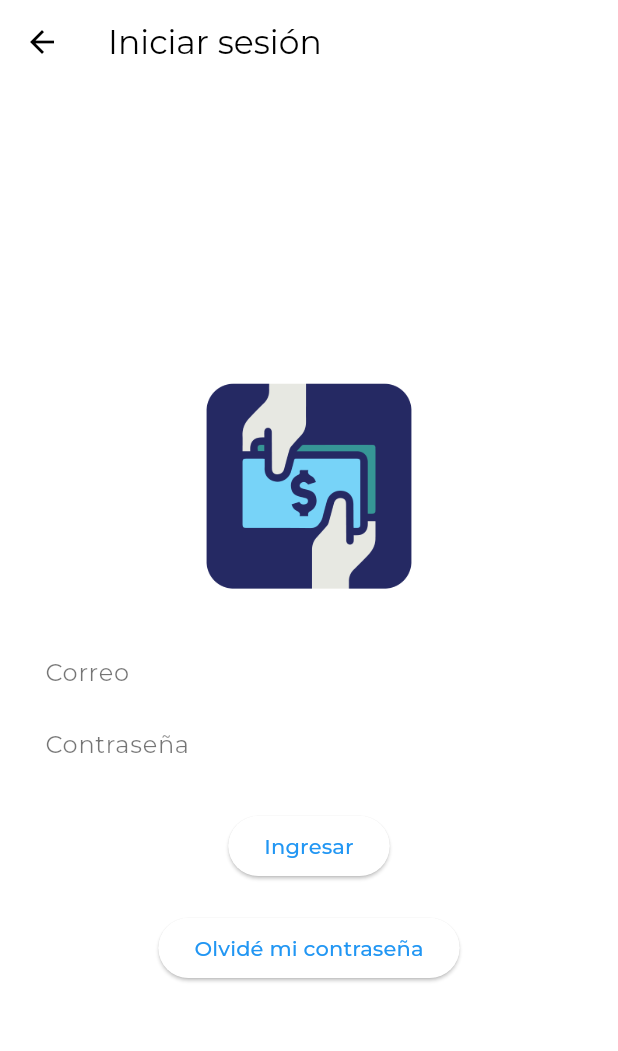
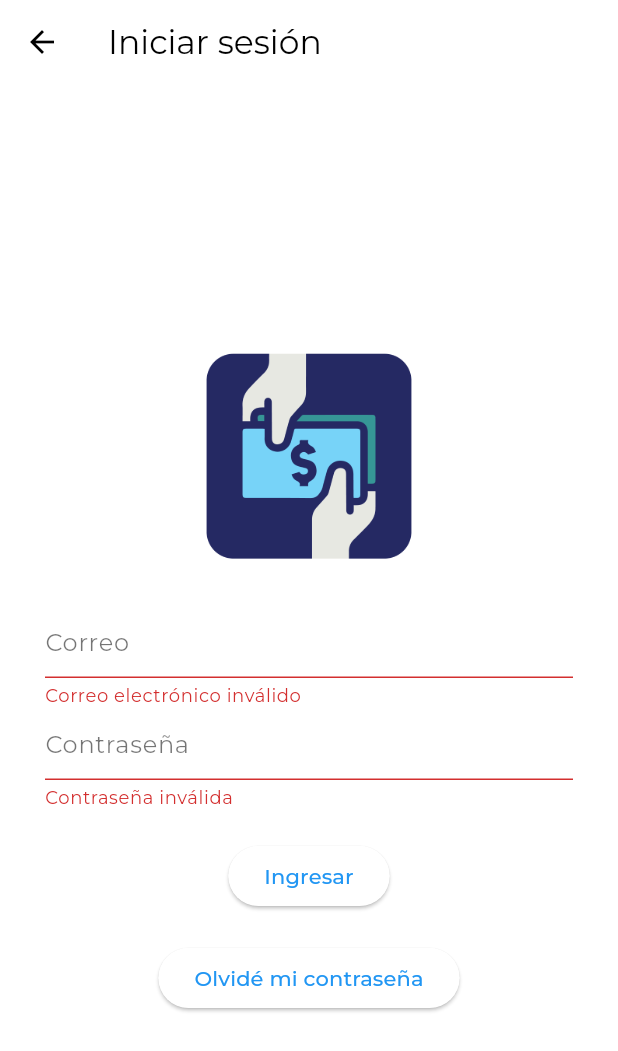
Before and after one commit to ijolodovsky/PayPals, a Flutter app: the LoginPage screen opened directly, after a tap on "Ingresar", on a phone screen of 412 x 824 dp. Shown: the top 1051 px of the screen. Run offline on Flutter 3.47's test engine with Material 3 defaults, Android fonts, the phone set to English and light mode, and no system bars; our stand-ins replace cloud_firestore, firebase_auth, firebase_core, google_fonts, share; accounts and stored records are empty; network calls fail.

Commit message:
validaciones de inicio de sesion y registro

```diff
--- a/lib/screens/login.dart
+++ b/lib/screens/login.dart
@@ -13,6 +13,9 @@ class _LoginPageState extends State<LoginPage> {
   final FirebaseAuthService _authService = FirebaseAuthService();
   final TextEditingController _emailController = TextEditingController();
   final TextEditingController _passwordController = TextEditingController();
+
+  bool _invalidEmail = false;
+  bool _invalidPassword = false;
 
   @override
   void dispose() {
@@ -34,8 +37,8 @@ class _LoginPageState extends State<LoginPage> {
             mainAxisAlignment: MainAxisAlignment.center,
             children: <Widget>[
               Container(
-                width: 200, // Ancho deseado
-                height: 200, // Alto deseado
+                width: 200,
+                height: 200,
                 padding: EdgeInsets.all(30),
                 child: Image.asset('assets/images/logo1.png'),
               ),
@@ -44,6 +47,7 @@ class _LoginPageState extends State<LoginPage> {
                 decoration: InputDecoration(
                   hintText: 'Correo',
                   hintStyle: TextStyle(color: Colors.black54),
+                  errorText: _invalidEmail ? 'Correo electrónico inválido' : null,
                 ),
               ),
               TextField(
@@ -51,6 +55,7 @@ class _LoginPageState extends State<LoginPage> {
                 decoration: InputDecoration(
                   hintText: 'Contraseña',
                   hintStyle: TextStyle(color: Colors.black54),
+                  errorText: _invalidPassword ? 'Contraseña inválida' : null,
                 ),
                 obscureText: true,
               ),
@@ -75,6 +80,11 @@ class _LoginPageState extends State<LoginPage> {
     String email = _emailController.text;
     String password = _passwordController.text;
 
+    setState(() {
+      _invalidEmail = false;
+      _invalidPassword = false;
+    });
+
     try {
       User? user = await _authService.signInWithEmailAndPassword(email, password);
       if (user != null) {
@@ -87,6 +97,12 @@ class _LoginPageState extends State<LoginPage> {
         } else {
           throw Exception('Nombre de usuario no encontrado');
         }
+      } else {
+        // Usuario no encontrado o contraseña incorrecta
+        setState(() {
+          _invalidEmail = true;
+          _invalidPassword = true;
+        });
       }
     } on FirebaseAuthException catch (e) {
       print('Error al iniciar sesión: ${e.message}');
--- a/lib/screens/registro.dart
+++ b/lib/screens/registro.dart
@@ -69,6 +69,8 @@ class _RegistroPageState extends State<RegistroPage> {
                     validator: (value) {
                       if (value == null || value.isEmpty) {
                         return 'Por favor ingrese su correo';
+                      } else if (!value.contains('@') || !value.contains('.')) {
+                        return 'Por favor ingrese un correo electrónico válido';
                       }
                       return null;
                     },
@@ -83,6 +85,8 @@ class _RegistroPageState extends State<RegistroPage> {
                     validator: (value) {
                       if (value == null || value.isEmpty) {
                         return 'Por favor ingrese su contraseña';
+                      } else if (value.length < 6) {
+                        return 'La contraseña debe tener al menos 6 caracteres';
                       }
                       return null;
                     },
```
